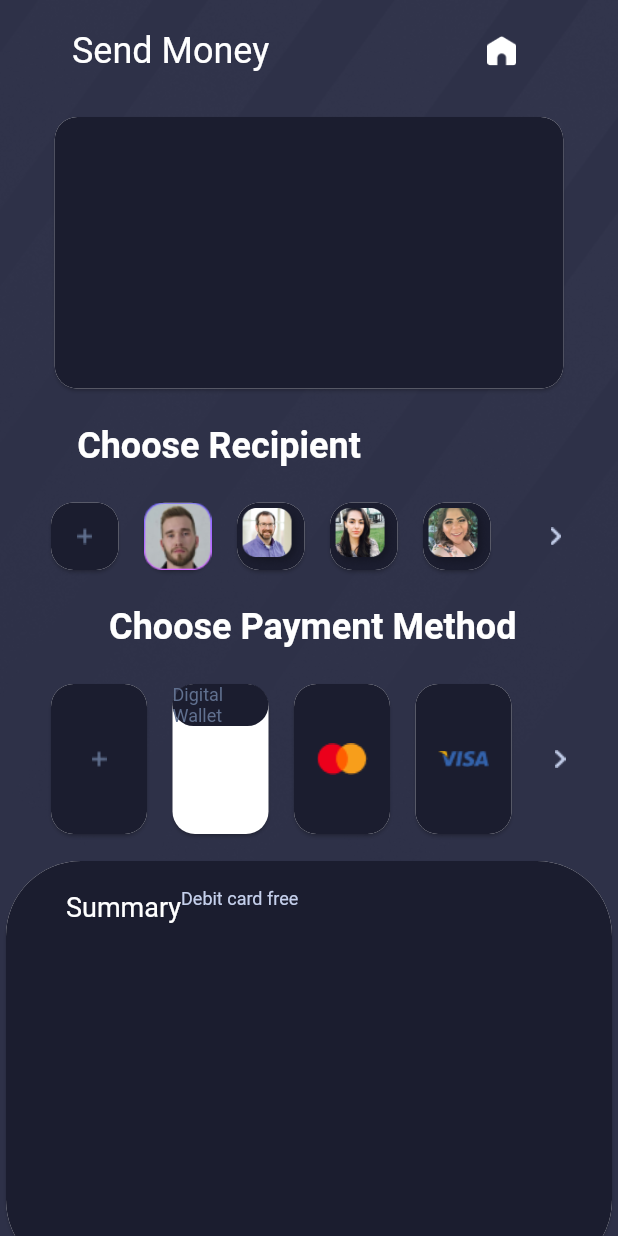
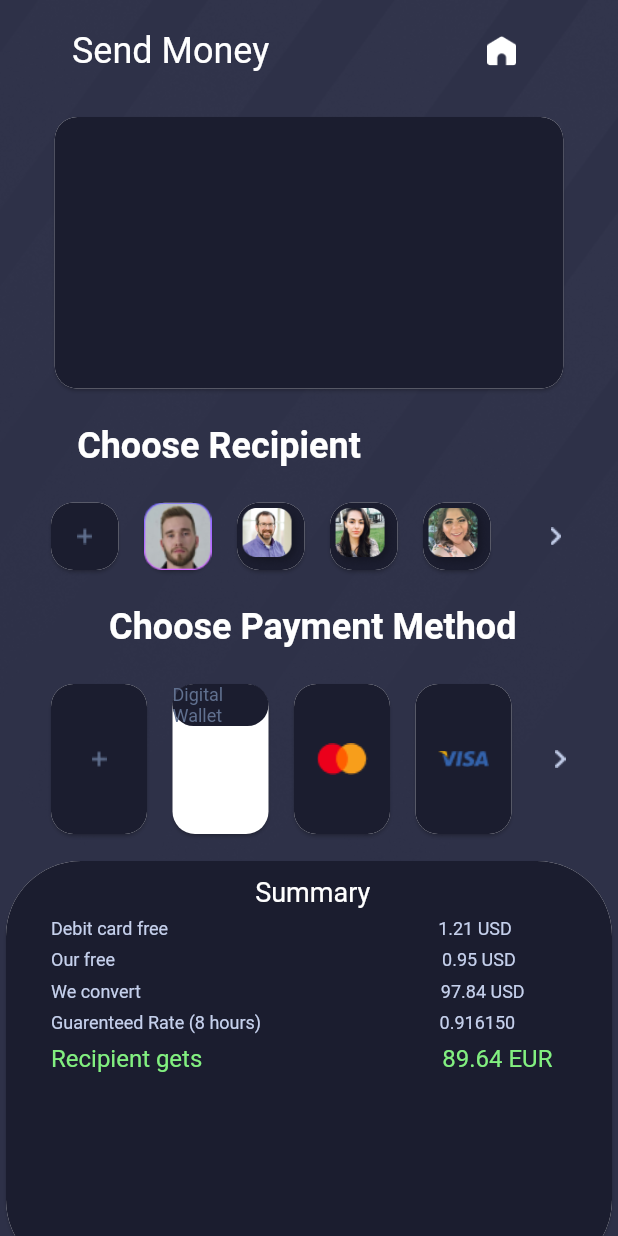
Before and after one commit to Giselz/interwise, a Flutter app: the screen it shows after launch, on a phone screen of 412 x 824 dp. Run offline on Flutter 3.47's test engine with Material 2 defaults, Android fonts, the phone set to English and light mode, and no system bars.

Commit message:
Adiçao de conteudo na page Send Money

```diff
--- a/lib/pages/send_money.dart
+++ b/lib/pages/send_money.dart
@@ -332,26 +332,94 @@ class _SendMoneyState extends State<SendMoney> {
                                 scrollDirection: Axis.vertical,
                                 children: [
                                   Column(
-                                    mainAxisAlignment: MainAxisAlignment.start,
-                                    crossAxisAlignment: CrossAxisAlignment.center,
                                   children: [
-                                    Container(
-                                      padding: const EdgeInsets.only(top: 10.0),
-                                      child: Row(
-                                        children: const [
-                                          Padding(
-                                            padding: EdgeInsets.only(left: 40.0, top: 10.0),
+                                          const Padding(
+                                            padding: EdgeInsets.only(left: 5.0, top: 10.0),
                                             child: Text('Summary', style:
                                               TextStyle(color: Colors.white, fontSize: 18.0),)
                                           ),
-                                          Text('Debit card free', style:
-                                            TextStyle(color: Color(0xFFC5D0EC), fontSize: 12.0),
+                                          Row(
+                                            children: const [
+                                              Padding(
+                                                padding: EdgeInsets.only(left: 30.0, top: 7.0),
+                                                child: Text('Debit card free', style:
+                                                  TextStyle(color: Color(0xFFC5D0EC), fontSize: 12.0),
+                                                ),
+                                              ),
+                                              Padding(
+                                                padding: EdgeInsets.only(left: 180.0, top: 7.0),
+                                                child: Text('1.21 USD', style:
+                                                  TextStyle(color: Color(0xFFC5D0EC), fontSize: 12.0),
                                             ),
+                                              ),
+                                            ],
+                                          ),
+                                          Row(
+                                            children: const [
+                                              Padding(
+                                                padding: EdgeInsets.only(left: 30.0, top: 7.0),
+                                                child: Text('Our free', style:
+                                                  TextStyle(color: Color(0xFFC5D0EC), fontSize: 12.0),
+                                                ),
+                                              ),
+                                              Padding(
+                                                padding: EdgeInsets.only(left: 218.0, top: 7.0),
+                                                child: Text('0.95 USD', style:
+                                                  TextStyle(color: Color(0xFFC5D0EC), fontSize: 12.0),
+                                            ),
+                                              ),
+                                            ],
+                                          ),
+                                          Row(
+                                            children: const [
+                                              Padding(
+                                                padding: EdgeInsets.only(left: 30.0, top: 7.0),
+                                                child: Text('We convert', style:
+                                                  TextStyle(color: Color(0xFFC5D0EC), fontSize: 12.0),
+                                                ),
+                                              ),
+                                              Padding(
+                                                padding: EdgeInsets.only(left: 200.0, top: 7.0),
+                                                child: Text('97.84 USD', style:
+                                                  TextStyle(color: Color(0xFFC5D0EC), fontSize: 12.0),
+                                            ),
+                                              ),
+                                            ],
+                                          ),
+                                          Row(
+                                            children: const [
+                                              Padding(
+                                                padding: EdgeInsets.only(left: 30.0, top: 7.0),
+                                                child: Text('Guarenteed Rate (8 hours)', style:
+                                                  TextStyle(color: Color(0xFFC5D0EC), fontSize: 12.0),
+                                                ),
+                                              ),
+                                              Padding(
+                                                padding: EdgeInsets.only(left: 119.0, top: 7.0),
+                                                child: Text('0.916150', style:
+                                                  TextStyle(color: Color(0xFFC5D0EC), fontSize: 12.0),
+                                            ),
+                                              ),
+                                            ],
+                                          ),
+                                          Row(
+                                            children: const [
+                                              Padding(
+                                                padding: EdgeInsets.only(left: 30.0, top: 7.0),
+                                                child: Text('Recipient gets', style:
+                                                  TextStyle(color: Color(0xFF82F080), fontSize: 16.0),
+                                                ),
+                                              ),
+                                              Padding(
+                                                padding: EdgeInsets.only(left: 160.0, top: 7.0),
+                                                child: Text('89.64 EUR', style:
+                                                  TextStyle(color: Color(0xFF82F080), fontSize: 16.0),
+                                            ),
+                                              ),
+                                            ],
+                                          ),
                                         ],
                                       ),
-                                    ),
-                                  ],
-                                  ),
                                 ],
                               ),
                         ),
```
